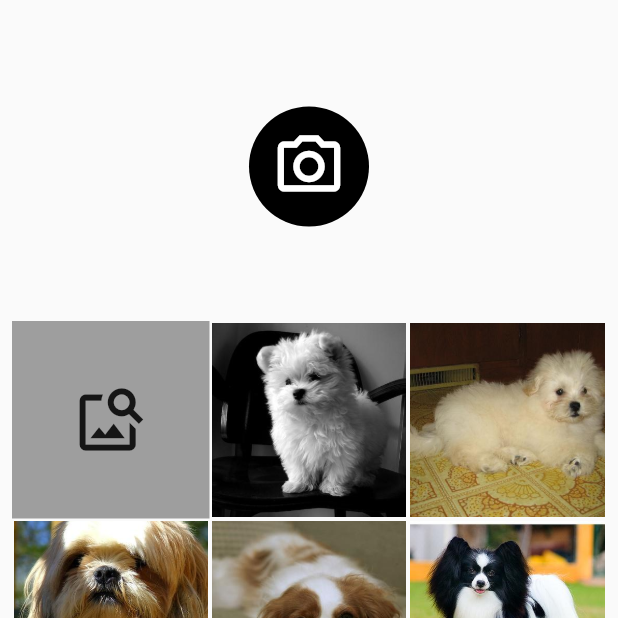
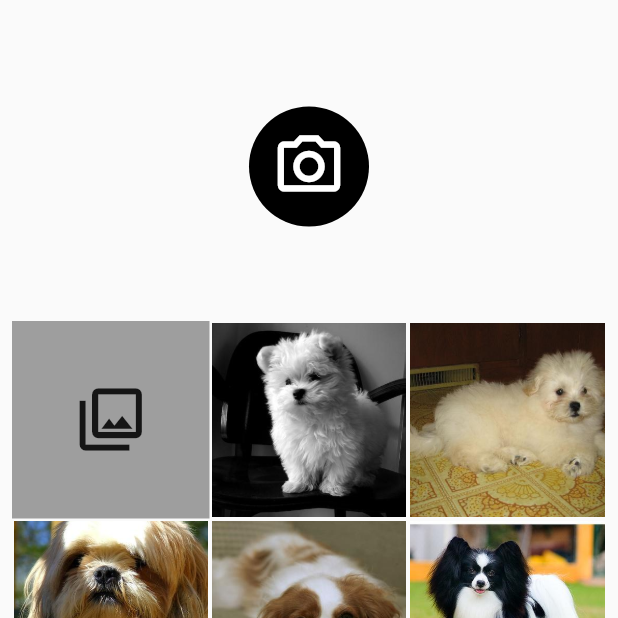
Before and after one commit to samskk/tomo_pet_shop, a Flutter app: the GetImage screen opened directly, on a phone screen of 412 x 824 dp, the top half of it. Run offline on Flutter 3.47's test engine with Material 2 defaults, Android fonts, the phone set to English and light mode, and no system bars; our stand-ins replace image_picker; missing offline and left inert: tflite.

Commit message:
icon fixed

```diff
--- a/lib/get_image.dart
+++ b/lib/get_image.dart
@@ -178,7 +178,7 @@ class _GetImageState extends State<GetImage> {
       color: Colors.grey,
       child: IconButton(
         iconSize: 50,
-        icon: const Icon(Icons.image_search),
+        icon: const Icon(Icons.photo_library_outlined),
         onPressed: () {
           pickImageFromGallery();
         },
```
Also changed, not shown: lib/widget/result_row.dart (+9 -7 lines).
